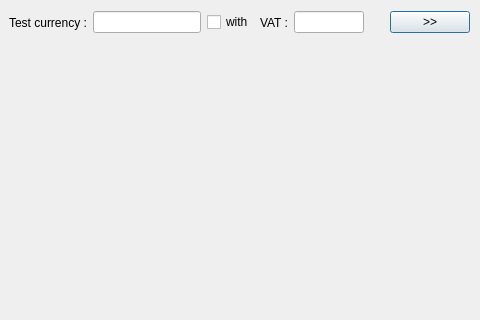
The window that client/cdlgtest.ui (tbikfalvi/Belenus) describes before a commit, drawn with Qt 5; both pictures show x 0 to 480 and y 0 to 320 of the 875 by 567 pixel window.
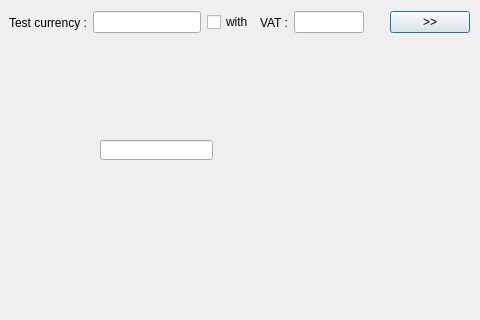
The same window after the commit.

```diff
--- a/client/cdlgtest.ui
+++ b/client/cdlgtest.ui
@@ -140,6 +140,16 @@
     <string/>
    </property>
   </widget>
+  <widget class="QLineEdit" name="lineEdit">
+   <property name="geometry">
+    <rect>
+     <x>100</x>
+     <y>140</y>
+     <width>113</width>
+     <height>20</height>
+    </rect>
+   </property>
+  </widget>
  </widget>
  <resources/>
  <connections/>
```
